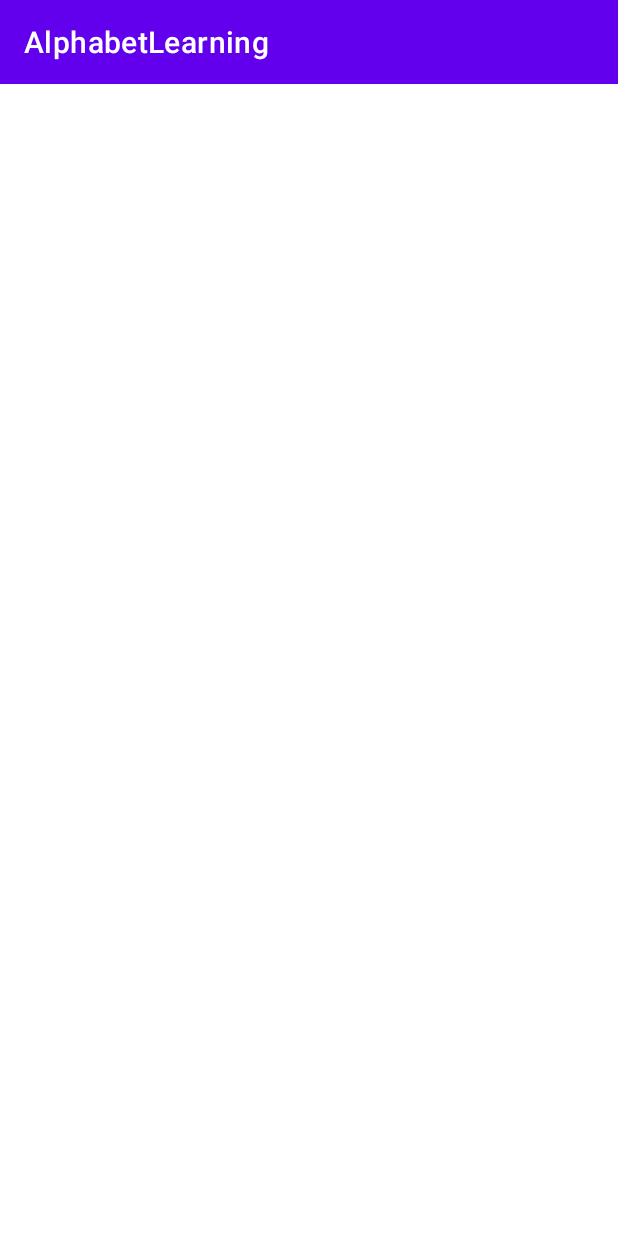
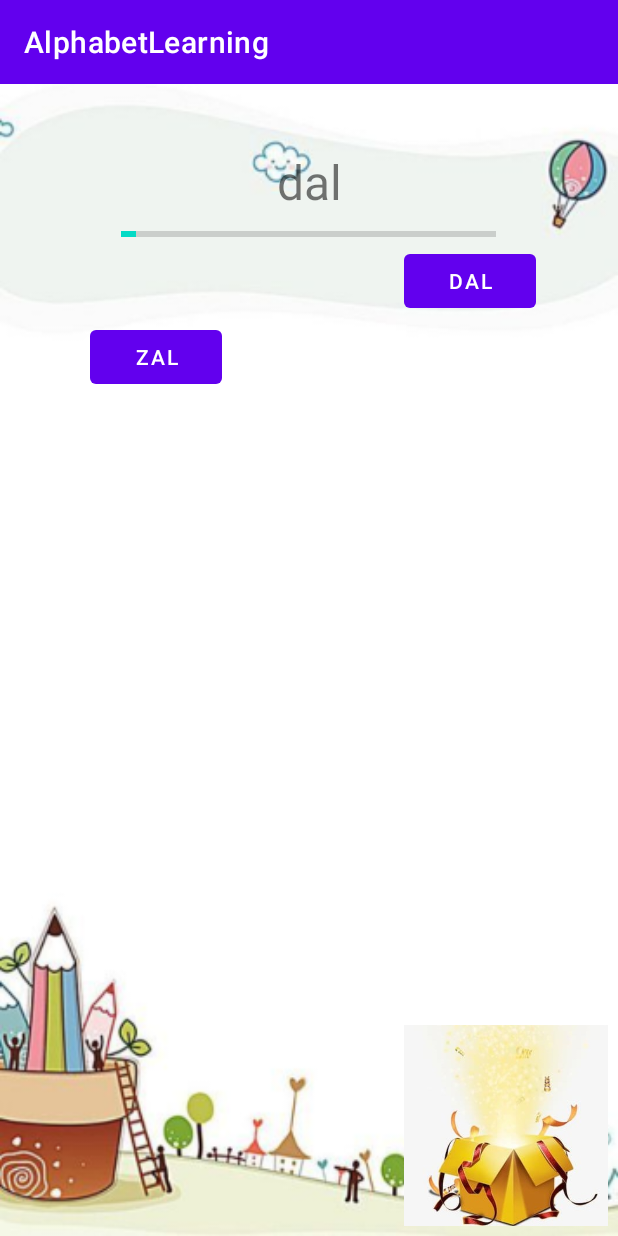
Before and after one commit to MasoudRabiee/FA-AlphabetLearning, an Android app: the MotionGameActivity screen opened directly, with no data from a screen before it, on a phone screen of 412 x 824 dp. Run offline under Robolectric (Android 15) with nearby library versions, the phone set to English and light mode, and no system bars.

Commit message:
Edit Xml and new picture

```diff
--- a/app/src/main/res/layout/activity_motion_game.xml
+++ b/app/src/main/res/layout/activity_motion_game.xml
@@ -4,6 +4,73 @@
     xmlns:tools="http://schemas.android.com/tools"
     android:layout_width="match_parent"
     android:layout_height="match_parent"
+    android:background="@drawable/backgroundmain"
+    android:id="@+id/constraint_game"
     tools:context=".view.MotionGameActivity">
 
+    <ProgressBar
+        android:id="@+id/pBarResult"
+        style="?android:attr/progressBarStyleHorizontal"
+        android:layout_width="wrap_content"
+        android:layout_height="wrap_content"
+        android:max="100"
+        android:minWidth="250dp"
+        android:minHeight="50dp"
+        android:progress="4"
+        app:layout_constraintBottom_toBottomOf="parent"
+        app:layout_constraintEnd_toEndOf="parent"
+        app:layout_constraintHorizontal_bias="0.496"
+        app:layout_constraintStart_toStartOf="parent"
+        app:layout_constraintTop_toTopOf="parent"
+        app:layout_constraintVertical_bias="0.105" />
+
+    <Button
+        android:id="@+id/button"
+        android:layout_width="wrap_content"
+        android:layout_height="wrap_content"
+        android:text="zal"
+        app:layout_constraintBottom_toBottomOf="parent"
+        app:layout_constraintEnd_toEndOf="parent"
+        app:layout_constraintHorizontal_bias="0.185"
+        app:layout_constraintStart_toStartOf="parent"
+        app:layout_constraintTop_toTopOf="parent"
+        app:layout_constraintVertical_bias="0.219" />
+
+    <Button
+        android:id="@+id/buttonA"
+        android:layout_width="wrap_content"
+        android:layout_height="wrap_content"
+        android:text="dal"
+        app:layout_constraintBottom_toBottomOf="parent"
+        app:layout_constraintEnd_toEndOf="parent"
+        app:layout_constraintHorizontal_bias="0.832"
+        app:layout_constraintStart_toStartOf="parent"
+        app:layout_constraintTop_toTopOf="parent"
+        app:layout_constraintVertical_bias="0.149" />
+
+    <TextView
+        android:id="@+id/textView"
+        android:layout_width="wrap_content"
+        android:layout_height="wrap_content"
+        android:text="dal"
+        android:textSize="32sp"
+        app:layout_constraintBottom_toBottomOf="parent"
+        app:layout_constraintEnd_toEndOf="parent"
+        app:layout_constraintStart_toStartOf="parent"
+        app:layout_constraintTop_toTopOf="parent"
+        app:layout_constraintVertical_bias="0.06" />
+
+    <ImageView
+        android:id="@+id/image2"
+        android:layout_width="149dp"
+        android:layout_height="134dp"
+        android:contentDescription="TODO"
+        android:src="@drawable/hadaf"
+        app:layout_constraintBottom_toBottomOf="parent"
+        app:layout_constraintEnd_toEndOf="parent"
+        app:layout_constraintHorizontal_bias="1.0"
+        app:layout_constraintStart_toStartOf="parent"
+        app:layout_constraintTop_toTopOf="parent"
+        app:layout_constraintVertical_bias="0.989" />
+
 </androidx.constraintlayout.widget.ConstraintLayout>
```
Also changed, not shown: app/src/main/res/drawable-v24/hadaf.jpg (added).
